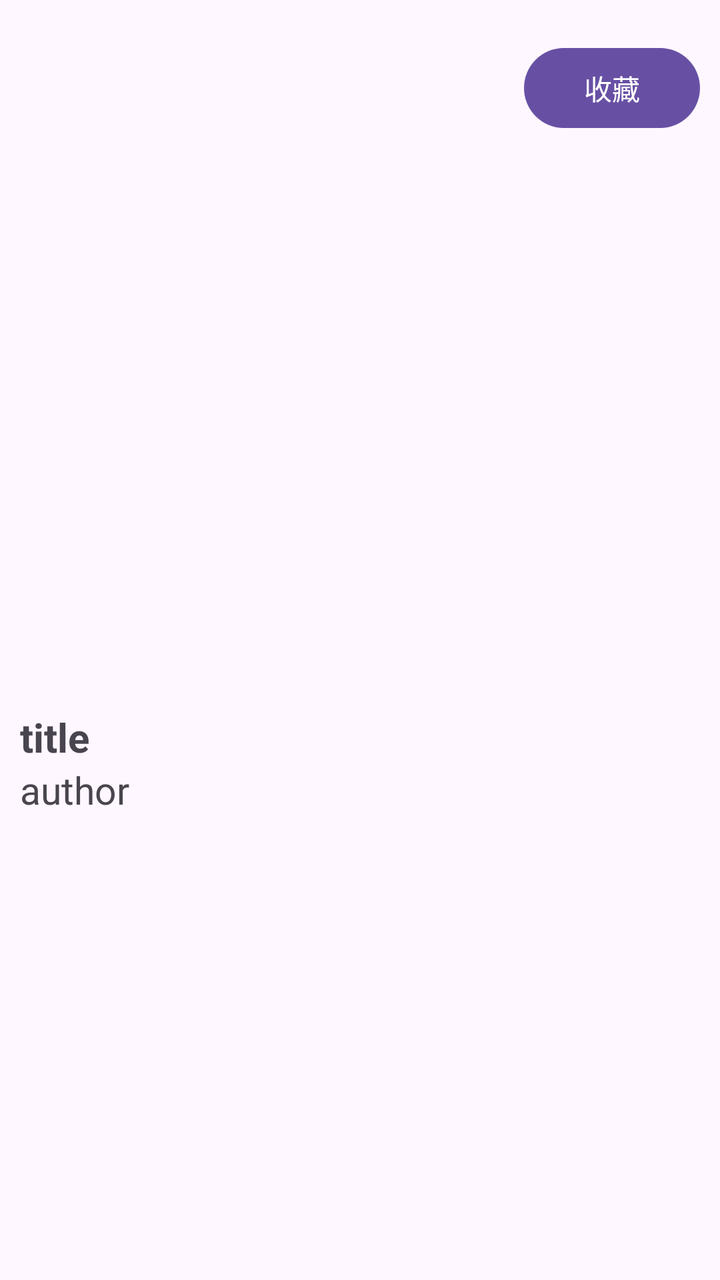
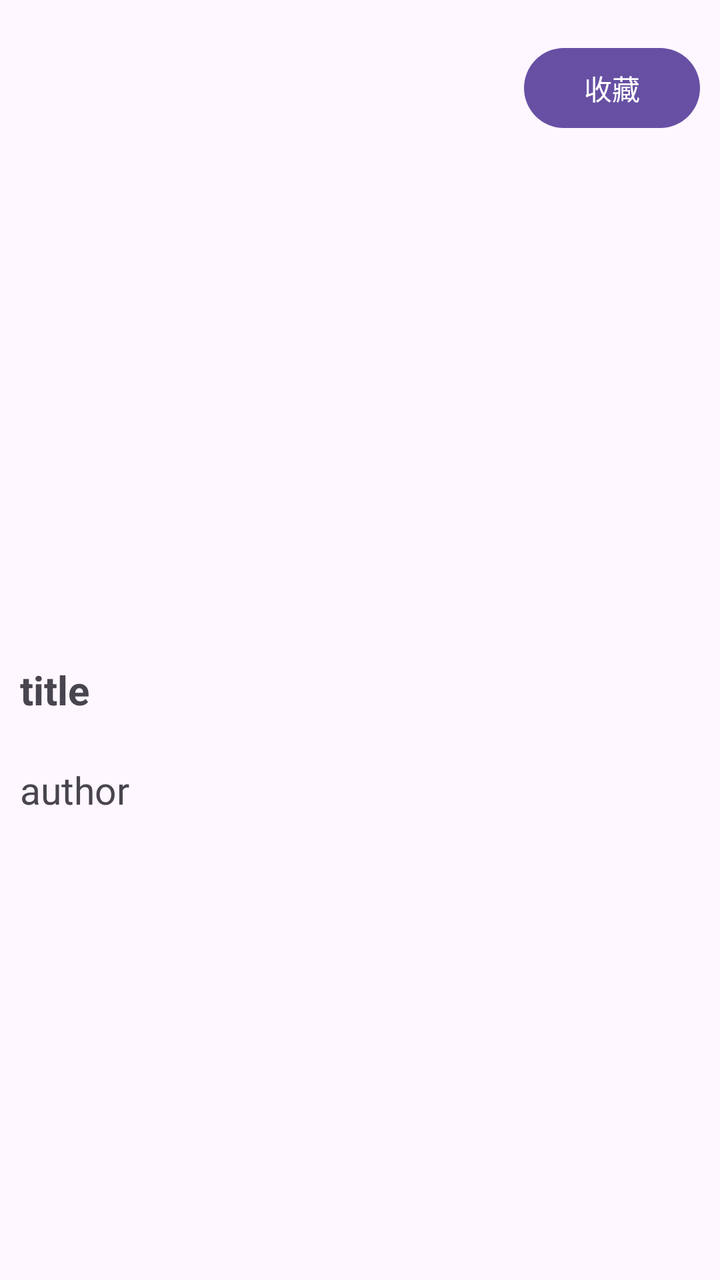

An Android layout rendered at two revisions. The XML below is the earlier revision; the diff shows what the commit changed to produce the second picture.
<!-- AndroidManifest.xml: application theme Theme.MyProject -->
<!-- res/layout/rv_item.xml -->
<?xml version="1.0" encoding="utf-8"?>
<androidx.constraintlayout.widget.ConstraintLayout xmlns:android="http://schemas.android.com/apk/res/android"
    xmlns:app="http://schemas.android.com/apk/res-auto"
    android:layout_width="match_parent"
    android:layout_height="wrap_content"
    android:paddingVertical="10dp">

    <androidx.constraintlayout.widget.Guideline
        android:id="@+id/guideline"
        android:layout_width="0dp"
        android:layout_height="0dp"
        android:orientation="horizontal"
        app:layout_constraintGuide_percent="0.6" />

    <TextView
        android:id="@+id/title_text"
        android:layout_width="0dp"
        android:layout_height="wrap_content"
        android:layout_marginStart="10dp"
        android:text="@string/mainTitle"
        android:textSize="20sp"
        android:textStyle="bold"
        app:layout_constraintBottom_toTopOf="@+id/guideline"
        app:layout_constraintEnd_toStartOf="@+id/collect_button"
        android:maxLines="2"
        android:ellipsize="end"
        app:layout_constraintStart_toStartOf="parent" />

    <TextView
        android:id="@+id/subTitle_text"
        android:layout_width="0dp"
        android:layout_height="wrap_content"
        android:text="@string/author"
        android:ellipsize="end"
        android:maxLines="1"
        android:textSize="19sp"
        app:layout_constraintEnd_toStartOf="@+id/collect_button"
        app:layout_constraintStart_toStartOf="@+id/title_text"
        app:layout_constraintTop_toBottomOf="@+id/guideline" />

    <Button
        android:id="@+id/collect_button"
        android:layout_width="wrap_content"
        android:layout_height="wrap_content"
        android:layout_margin="10dp"
        android:text="@string/collectButton"
        app:layout_constraintEnd_toEndOf="parent"
        app:layout_constraintTop_toTopOf="parent" />



</androidx.constraintlayout.widget.ConstraintLayout>
<!-- resources referenced by this layout -->
<resources>
  <string name="author">author</string>
  <string name="collectButton">收藏</string>
  <string name="mainTitle">title</string>
  <style name="Theme.MyProject" parent="Base.Theme.MyProject" />
  <style name="Base.Theme.MyProject" parent="Theme.Material3.DayNight.NoActionBar">
          
          
      </style>
</resources>

<!-- the commit's change to res/layout/rv_item.xml (unified diff, before → after) -->
@@ -22,6 +22,7 @@
         android:textStyle="bold"
         app:layout_constraintBottom_toTopOf="@+id/guideline"
         app:layout_constraintEnd_toStartOf="@+id/collect_button"
+        android:minLines="2"
         android:maxLines="2"
         android:ellipsize="end"
         app:layout_constraintStart_toStartOf="parent" />
